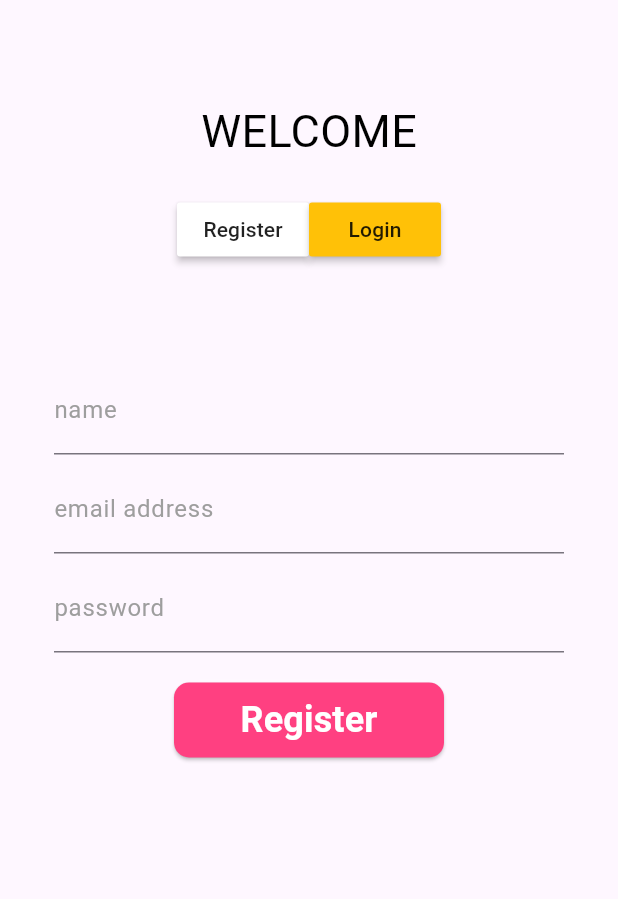
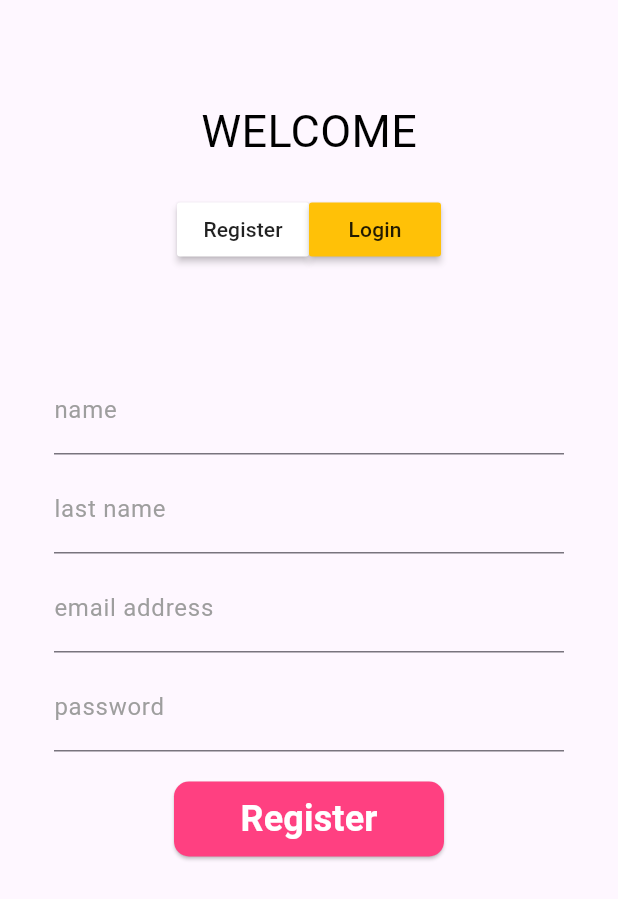
Before and after one commit to SharyPrada/lemonGuard, a Flutter app: the screen it shows after launch, on a phone screen of 412 x 824 dp. Shown: the top 899 px of the screen. Run offline on Flutter 3.47's test engine with Material 3 defaults, Android fonts, the light colour scheme and no system bars; our stand-ins replace get, shared_preferences.

Commit message:
edit register form

```diff
--- a/lib/screens/auth/auth_screen.dart
+++ b/lib/screens/auth/auth_screen.dart
@@ -84,6 +84,11 @@ class _AuthScreenState extends State<AuthScreen> {
           height: 20,
         ),
         InputTextFieldWidget(
+            registerationController.lastnameController, 'last name'),
+        SizedBox(
+          height: 20,
+        ),
+        InputTextFieldWidget(
             registerationController.emailController, 'email address'),
         SizedBox(
           height: 20,
```
